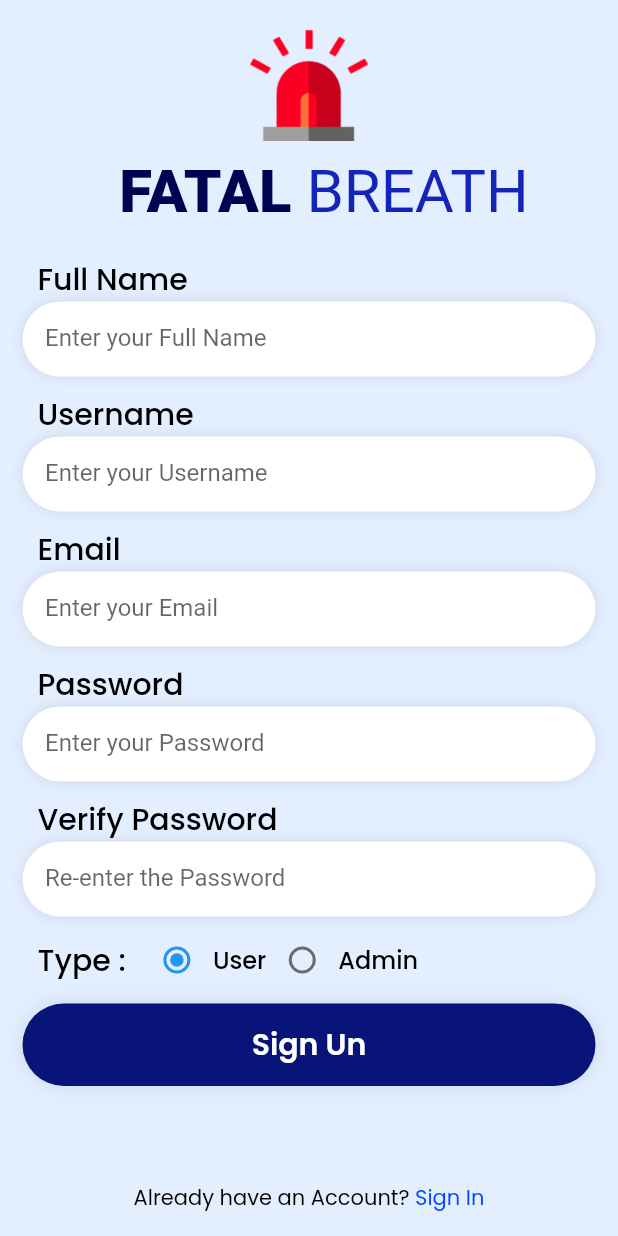
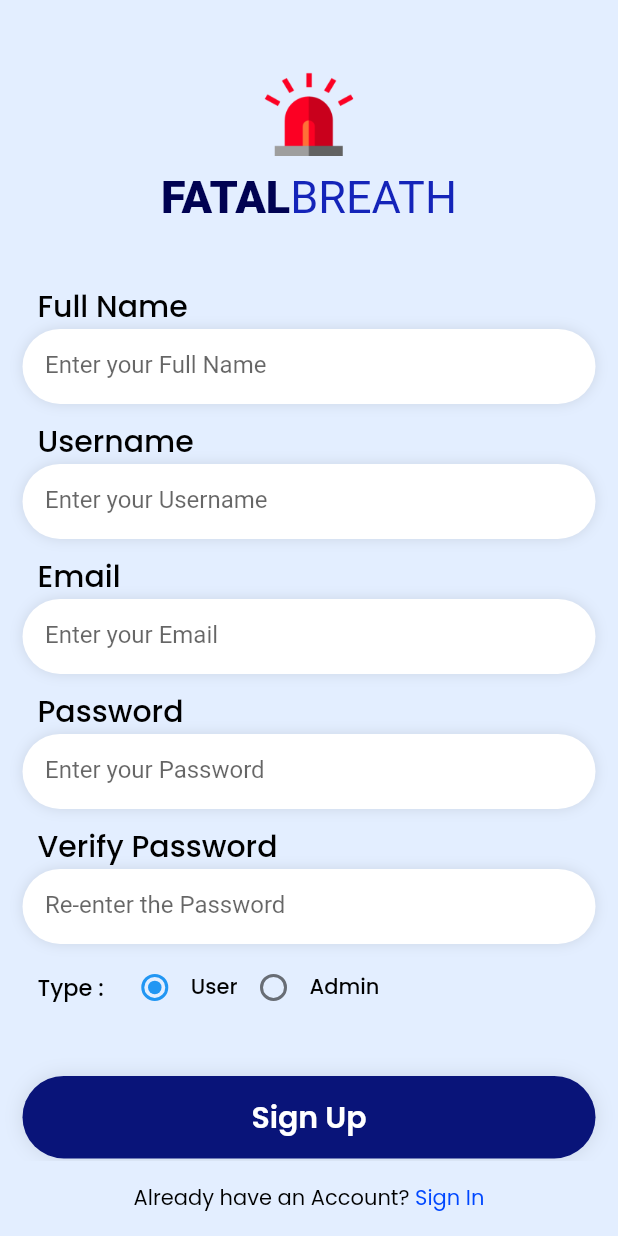
Before and after one commit to Husain-Zreik/Fatal-Breath, a Flutter app: the SignUpScreen screen opened by its route, on a phone screen of 412 x 824 dp. Run offline on Flutter 3.47's test engine with Material 2 defaults, Android fonts, the light colour scheme and no system bars; our stand-ins replace dio, get, google_fonts, hexcolor, shared_preferences; accounts and stored records are empty; statements that could not run were skipped.

Commit message:
Frontend <> edited signup formate

```diff
--- a/fatal_breath_frontend/lib/screens/signup.screen.dart
+++ b/fatal_breath_frontend/lib/screens/signup.screen.dart
@@ -15,29 +15,65 @@ class SignUpScreen extends StatefulWidget {
 }
 
 class _SignUpScreenState extends State<SignUpScreen> {
+  final TextEditingController verifypassController = TextEditingController();
+  final TextEditingController passwordController = TextEditingController();
+  final TextEditingController usernameController = TextEditingController();
   final TextEditingController emailController = TextEditingController();
-
-  final TextEditingController passwordController = TextEditingController();
-
-  final TextEditingController verifypasswordController =
-      TextEditingController();
-
   final TextEditingController nameController = TextEditingController();
 
-  final TextEditingController usernameController = TextEditingController();
+  final _form = GlobalKey<FormState>();
+  String err = "";
+  bool successful = true;
+  String groupValue = '1';
 
-  String groupValue = '1';
   loginPressed() {
     // ignore: avoid_print
     print(emailController.text);
   }
 
+  namevalidator(value) {
+    if (value!.isEmpty) {
+      return "Please enter the name";
+    }
+    if (!value.contains(" ")) {
+      return "Please enter your full name";
+    }
+    return null;
+  }
+
+  usernamevalidator(value) {
+    if (value!.isEmpty) {
+      return "Please enter the name";
+    }
+    return null;
+  }
+
   emailvalidator(value) {
+    if (value!.isEmpty) {
+      return "Please enter the email";
+    }
+    if (!value.contains("@")) {
+      return "Please enter a valid email";
+    }
+    return null;
+  }
+
+  passwordvalidator(value) {
     if (value!.isEmpty) {
       return "Please enter password";
     }
-    if (value.length < 10) {
-      return "Should be minimum 10 characters";
+    if (value.length < 6) {
+      return "Should be minimum 6 characters";
+    }
+    return null;
+  }
+
+  verifypasswordvalidator(value) {
+    if (value!.isEmpty) {
+      return "Please re-enter your password";
+    }
+    if (value != passwordController.text) {
+      return "Passwords doesn't match";
     }
     return null;
   }
@@ -53,23 +89,24 @@ class _SignUpScreenState extends State<SignUpScreen> {
           padding: const EdgeInsets.all(15.0),
           child: Column(
             children: [
+              const SizedBox(
+                height: 30,
+              ),
               Image.asset(
                 'assets/images/light_icon.png',
-                scale: 6,
+                scale: 8,
               ),
               const SizedBox(
                 height: 10,
               ),
-              Padding(
-                padding: const EdgeInsets.fromLTRB(20, 0, 0, 0),
-                child: Row(
+              Row(
                 mainAxisAlignment: MainAxisAlignment.center,
                 children: [
                   Text(
-                      'FATAL ',
+                    'FATAL',
                     style: TextStyle(
                       color: GlobalColors.textColor,
-                        fontSize: 40,
+                      fontSize: 30,
                       fontWeight: FontWeight.w900,
                     ),
                   ),
@@ -77,23 +114,26 @@ class _SignUpScreenState extends State<SignUpScreen> {
                     'BREATH',
                     style: TextStyle(
                       color: HexColor('#1424B9'),
-                        fontSize: 40,
+                      fontSize: 30,
                       fontWeight: FontWeight.w400,
                     ),
                   ),
                 ],
               ),
+              const SizedBox(
+                height: 40,
               ),
-              const SizedBox(
-                height: 20,
-              ),
+              Form(
+                key: _form,
+                child: Column(
+                  children: [
                     TextForm(
                       controller: nameController,
                       hintText: 'Enter your Full Name',
                       textInputType: TextInputType.emailAddress,
                       isPass: false,
                       label: 'Full Name',
-                validator: emailvalidator,
+                      validator: namevalidator,
                     ),
                     const SizedBox(
                       height: 10,
@@ -104,7 +144,7 @@ class _SignUpScreenState extends State<SignUpScreen> {
                       textInputType: TextInputType.emailAddress,
                       isPass: false,
                       label: 'Username',
-                validator: emailvalidator,
+                      validator: usernamevalidator,
                     ),
                     const SizedBox(
                       height: 10,
@@ -126,29 +166,29 @@ class _SignUpScreenState extends State<SignUpScreen> {
                       textInputType: TextInputType.text,
                       isPass: true,
                       label: 'Password',
-                validator: emailvalidator,
+                      validator: passwordvalidator,
                     ),
                     const SizedBox(
                       height: 10,
                     ),
                     TextForm(
-                controller: verifypasswordController,
+                      textInputType: TextInputType.text,
+                      controller: verifypassController,
+                      label: 'Verify Password',
                       hintText: 'Re-enter the Password',
-                textInputType: TextInputType.text,
                       isPass: true,
-                label: 'Verify Password',
-                validator: emailvalidator,
+                      validator: verifypasswordvalidator,
                     ),
                     Padding(
-                padding:
-                    const EdgeInsets.symmetric(horizontal: 10, vertical: 5),
+                      padding: const EdgeInsets.symmetric(
+                          horizontal: 10, vertical: 5),
                       child: Row(
                         children: [
                           Text(
                             'Type :',
                             style: GoogleFonts.poppins(
                               color: Colors.black,
-                        fontSize: 20,
+                              fontSize: 15,
                               fontWeight: FontWeight.w500,
                             ),
                           ),
@@ -168,7 +208,7 @@ class _SignUpScreenState extends State<SignUpScreen> {
                                   'User',
                                   style: GoogleFonts.poppins(
                                     color: Colors.black,
-                              fontSize: 16,
+                                    fontSize: 14,
                                     fontWeight: FontWeight.w500,
                                   ),
                                 ),
@@ -184,7 +224,7 @@ class _SignUpScreenState extends State<SignUpScreen> {
                                   'Admin',
                                   style: GoogleFonts.poppins(
                                     color: Colors.black,
-                              fontSize: 16,
+                                    fontSize: 14,
                                     fontWeight: FontWeight.w500,
                                   ),
                                 ),
@@ -194,8 +234,14 @@ class _SignUpScreenState extends State<SignUpScreen> {
                         ],
                       ),
                     ),
+                  ],
+                ),
+              ),
+              const SizedBox(
+                height: 30,
+              ),
               ButtonGlobal(
-                text: 'Sign Un',
+                text: 'Sign Up',
                 color: '091479',
                 onBtnPressed: () => loginPressed(),
               ),
```
Lines whose indentation alone changed are shown as unchanged.
